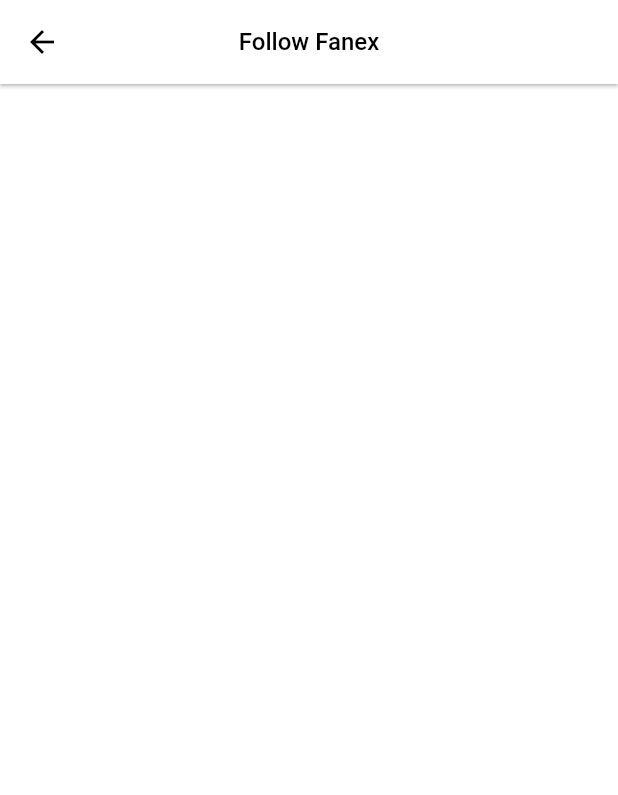
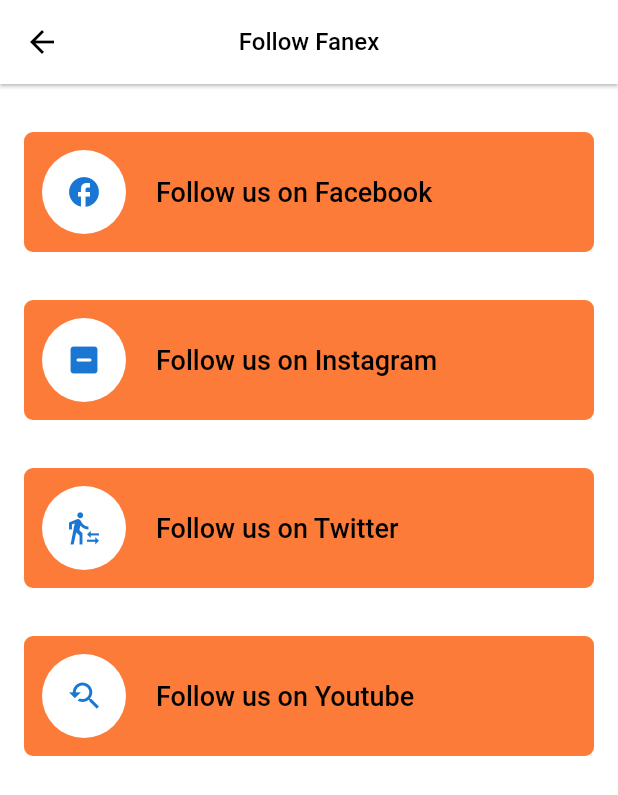
Before and after one commit to bijumondal18/fanex_flutter, a Flutter app: the FollowFanexScreen screen opened directly, on a phone screen of 412 x 824 dp. Shown: the top 795 px of the screen. Run offline on Flutter 3.47's test engine with Material 2 defaults, Android fonts, the phone set to English and light mode, and no system bars; our stand-ins replace flutter_svg, webview_flutter.

Commit message:
follow fanex screen ui done

```diff
--- a/lib/features/more/account/features/follow_fanex/ui/follow_fanex_screen.dart
+++ b/lib/features/more/account/features/follow_fanex/ui/follow_fanex_screen.dart
@@ -1,3 +1,6 @@
+import 'package:fanex_flutter/common/common.dart';
+import 'package:fanex_flutter/features/more/account/features/follow_fanex/widgets/follow_card_item.dart';
+import 'package:flutter/foundation.dart';
 import 'package:flutter/material.dart';
 
 class FollowFanexScreen extends StatelessWidget {
@@ -9,6 +12,35 @@ class FollowFanexScreen extends StatelessWidget {
       appBar: AppBar(
         title: const Text('Follow Fanex'),
       ),
+      body: SingleChildScrollView(
+        child: Column(
+          children: [
+            const SizedBox(
+              height: AppSizes.dimen16,
+            ),
+            FollowCardItem(
+                title: 'Follow us on Facebook',
+                icon: const Icon(Icons.facebook),
+                onpressed: () {
+                  if (kDebugMode) {
+                    print('facebook share button pressed');
+                  }
+                }),
+            FollowCardItem(
+                title: 'Follow us on Instagram',
+                icon: const Icon(Icons.indeterminate_check_box_rounded),
+                onpressed: () {}),
+            FollowCardItem(
+                title: 'Follow us on Twitter',
+                icon: const Icon(Icons.transfer_within_a_station),
+                onpressed: () {}),
+            FollowCardItem(
+                title: 'Follow us on Youtube',
+                icon: const Icon(Icons.youtube_searched_for),
+                onpressed: () {}),
+          ],
+        ),
+      ),
     );
   }
 }
--- /dev/null
+++ b/lib/features/more/account/features/follow_fanex/widgets/follow_card_item.dart
@@ -0,0 +1,50 @@
+import 'package:flutter/material.dart';
+
+import '../../../../../../common/dimens.dart';
+import '../../../../../../common/palette.dart';
+import '../../../../../../common/theme.dart';
+
+class FollowCardItem extends StatelessWidget {
+  final String title;
+  final Icon icon;
+  final VoidCallback onpressed;
+
+  const FollowCardItem(
+      {Key? key,
+      required this.title,
+      required this.icon,
+      required this.onpressed})
+      : super(key: key);
+
+  @override
+  Widget build(BuildContext context) {
+    return Container(
+      margin: const EdgeInsets.all(AppSizes.dimen16),
+      width: MediaQuery.of(context).size.width,
+      decoration: BoxDecoration(
+          color: AppColors.orange,
+          borderRadius: BorderRadius.circular(AppSizes.cardCornerRadius)),
+      child: InkWell(
+        onTap: onpressed,
+        child: Row(
+          children: [
+            Padding(
+              padding: const EdgeInsets.all(AppSizes.dimen12),
+              child: CircleAvatar(
+                maxRadius: 28,
+                minRadius: 28,
+                backgroundColor: AppColors.white,
+                child: icon,
+              ),
+            ),
+            const SizedBox(width: AppSizes.dimen8),
+            Text(
+              title,
+              style: AppTheme.lightTheme.textTheme.headline5,
+            )
+          ],
+        ),
+      ),
+    );
+  }
+}
--- a/lib/main.dart
+++ b/lib/main.dart
@@ -10,7 +10,7 @@ void main() {
 class MyApp extends StatelessWidget {
   const MyApp({Key? key}) : super(key: key);
 
-  // This widget is the root of your application.
+  // This widgets is the root of your application.
   @override
   Widget build(BuildContext context) {
     SystemChrome.setSystemUIOverlayStyle( const SystemUiOverlayStyle(
```
Also changed, not shown: 1 other file.
